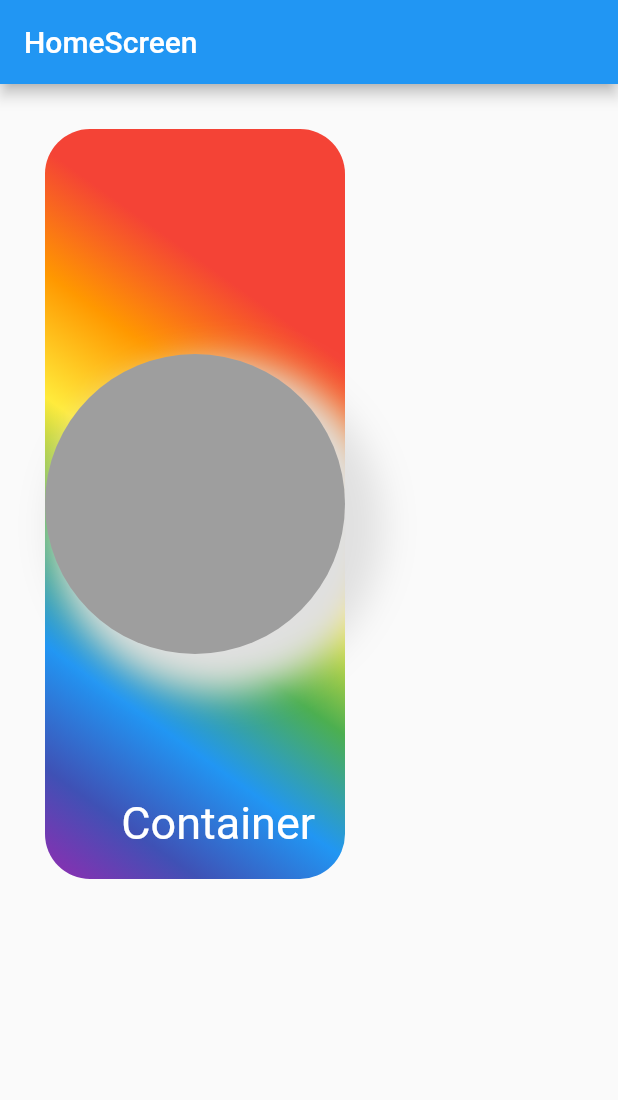
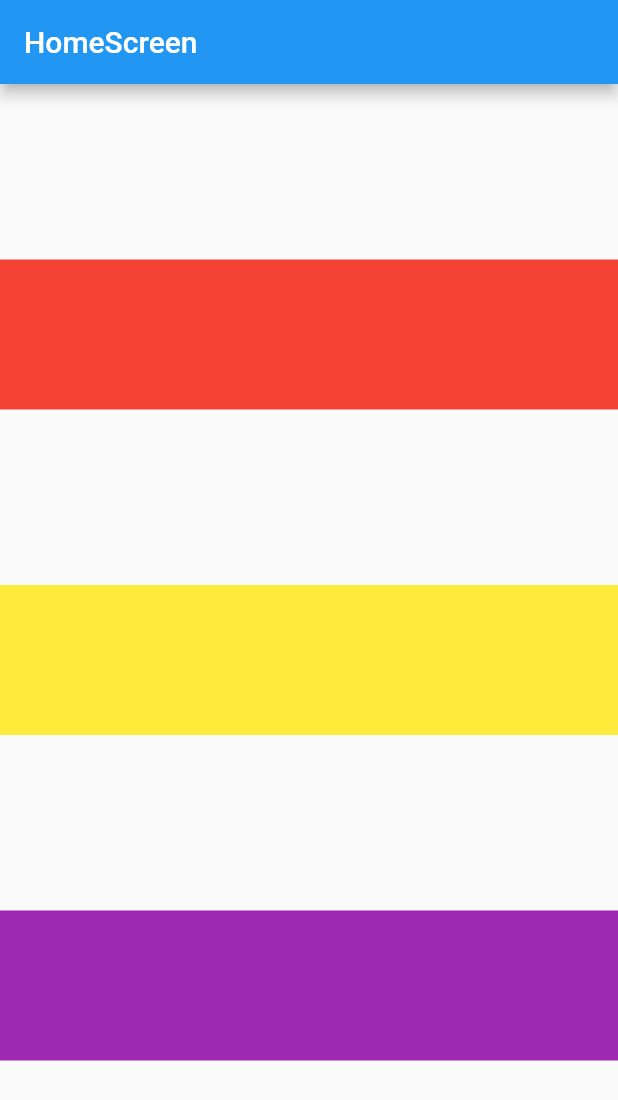
Before and after one commit to jinhan38/flutter_lecture_offline, a Flutter app: the screen it shows after launch, on a phone screen of 412 x 824 dp. Shown: the top 1100 px of the screen. Run offline on Flutter 3.47's test engine with Material 2 defaults, Android fonts, the phone set to English and light mode, and no system bars.

Commit message:
3주차 Column 위젯

```diff
--- /dev/null
+++ b/lib/ch3/widgets/column_widget.dart
@@ -0,0 +1,66 @@
+import 'package:flutter/material.dart';
+
+class ColumnWidget extends StatelessWidget {
+  const ColumnWidget({Key? key}) : super(key: key);
+
+  @override
+  Widget build(BuildContext context) {
+    return Column(
+      mainAxisAlignment: MainAxisAlignment.spaceEvenly,
+      crossAxisAlignment: CrossAxisAlignment.stretch,
+      children: [
+        _container(100, 100, Colors.red),
+        _container(100, 100, Colors.yellow),
+        _container(100, 100, Colors.purple),
+      ],
+    );
+  }
+
+  // @override
+  // Widget build(BuildContext context) {
+  //   /// Column : 세로로 위젯들을 쌓는 위젯
+  //   /// Column에서 main은 세로(기준축) -> 가능한 세로 사이즈로 최대화
+  //   /// Column에서 cross는 가로(교차축) -> 자식 위젯의 사이즈 만큼만
+  //   ///
+  //   /// SizedBox = Container에서 width, height, child 특성만 빼온 위젯
+  //   /// size만 지정할 수 있는 위젯
+  //   return SizedBox(
+  //     width: double.infinity,
+  //     // height: 400,
+  //     child: Column(
+  //       /// children : 위젯 여러개 사용
+  //       children: [
+  //         _container(200, 100, Colors.green),
+  //         _container(100, 100, Colors.orange),
+  //         _container(100, 100, Colors.blue),
+  //       ],
+  //       /// 자식 위젯들이 기준축(세로)으로 어떻게 위치 할지 설정
+  //       mainAxisAlignment: MainAxisAlignment.end,
+  //
+  //       /// 자식 위젯들이 교차축(가로)로 어떻게 위치 할지 설정
+  //       crossAxisAlignment: CrossAxisAlignment.end,
+  //
+  //       /// 세로축(기준)의 최소/최대 사이즈를 설정합니다.
+  //       mainAxisSize: MainAxisSize.max,
+  //
+  //       // verticalDirection: VerticalDirection.up,
+  //
+  //     ),
+  //   );
+  // }
+
+  /// 위젯을 리턴하는 함수
+  /// 동일한 형태가 반복될 때 사용
+  /// 기존에 함수는 return 타입이 void, String
+  Widget _container(
+    double width,
+    double height,
+    Color color,
+  ) {
+    return Container(
+      width: width,
+      height: height,
+      color: color,
+    );
+  }
+}
--- a/lib/home_screen.dart
+++ b/lib/home_screen.dart
@@ -1,5 +1,7 @@
 import 'package:f_lecture/ch3/widgets/container_widget.dart';
 import 'package:flutter/material.dart';
+
+import 'ch3/widgets/column_widget.dart';
 
 /// 단축키 stl
 class HomeScreen extends StatelessWidget {
@@ -11,7 +13,7 @@ class HomeScreen extends StatelessWidget {
       appBar: AppBar(
         title: Text("HomeScreen"),
       ),
-      body: ContainerWidget(),
+      body: ColumnWidget(),
     );
   }
 }
```
